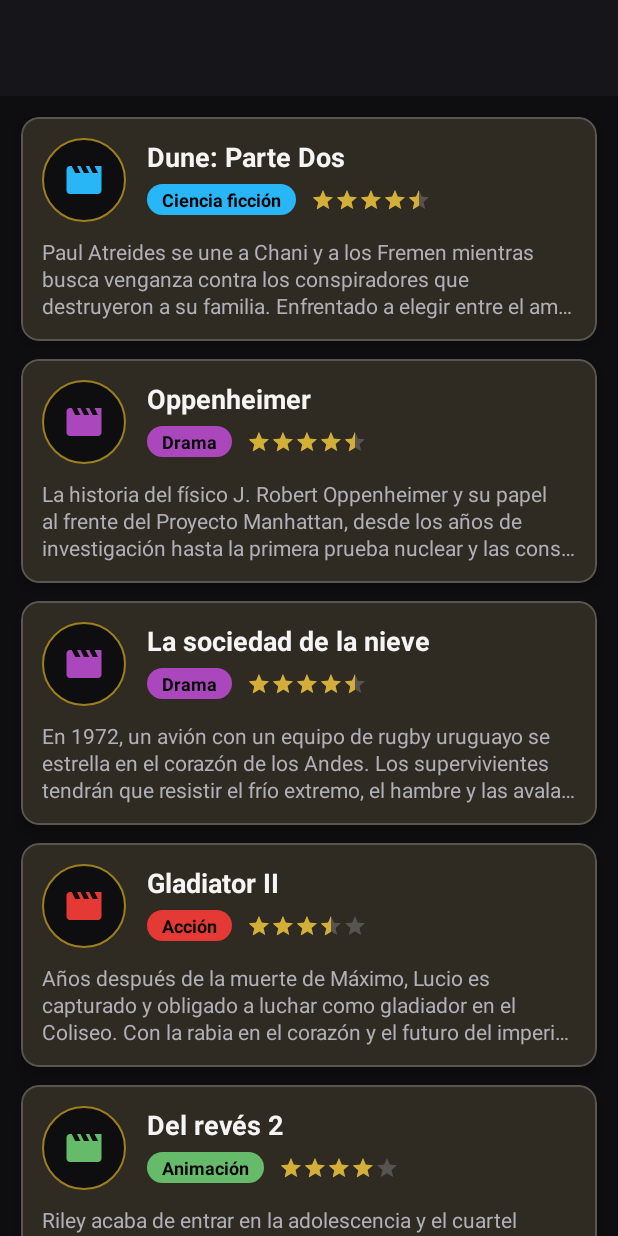
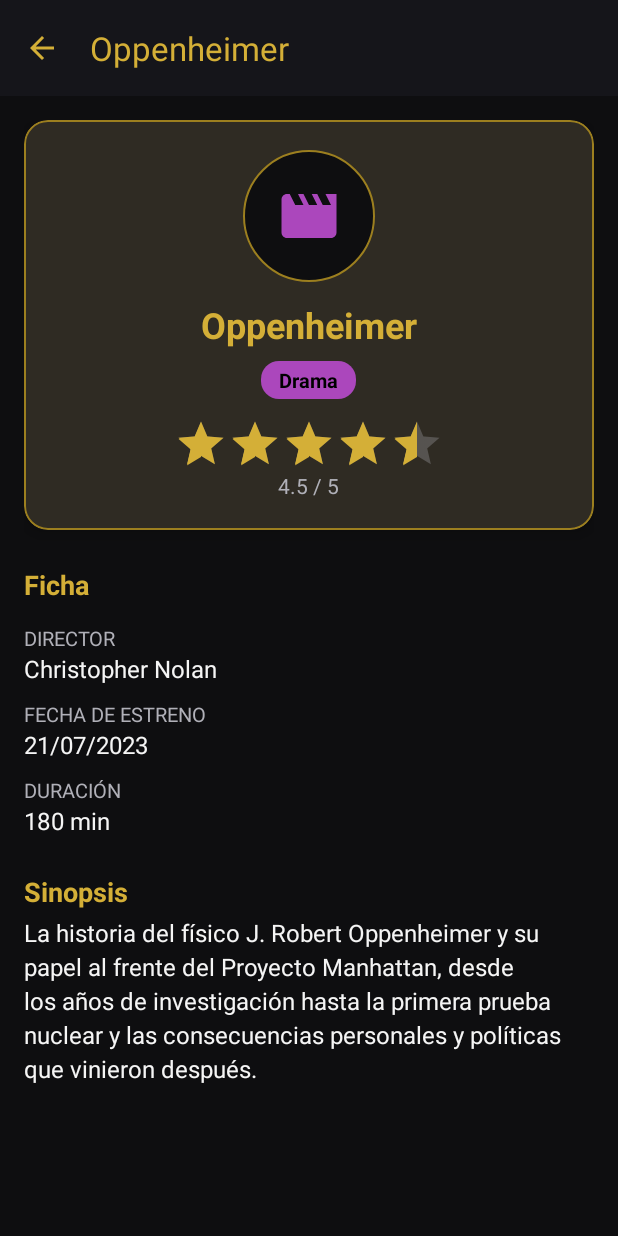
Before and after one commit to carlos55ml/iPelicula, an Android app: the screen it shows after launch (MainActivity before the commit, DetailActivity after it), after a tap on "Oppenheimer", on a phone screen of 412 x 824 dp. Run offline under Robolectric (Android 15) with nearby library versions, the phone set to English and light mode, and no system bars; 1 statement that could not run was skipped.

Commit message:
feat: added DetailActivity with full movie info and back button

```diff
--- a/app/src/main/AndroidManifest.xml
+++ b/app/src/main/AndroidManifest.xml
@@ -21,6 +21,10 @@
                 <category android:name="android.intent.category.LAUNCHER" />
             </intent-filter>
         </activity>
+        <activity
+            android:name=".ui.DetailActivity"
+            android:exported="false"
+            android:parentActivityName=".MainActivity" />
     </application>
 
 </manifest>
--- a/app/src/main/java/dev/carlosmoran/ipeliculas/MainActivity.java
+++ b/app/src/main/java/dev/carlosmoran/ipeliculas/MainActivity.java
@@ -1,5 +1,6 @@
 package dev.carlosmoran.ipeliculas;
 
+import android.content.Intent;
 import android.os.Bundle;
 
 import androidx.recyclerview.widget.LinearLayoutManager;
@@ -8,6 +9,7 @@ import androidx.recyclerview.widget.RecyclerView;
 import dev.carlosmoran.ipeliculas.adapter.MovieAdapter;
 import dev.carlosmoran.ipeliculas.repository.MovieRepository;
 import dev.carlosmoran.ipeliculas.ui.BaseActivity;
+import dev.carlosmoran.ipeliculas.ui.DetailActivity;
 
 /**
  * Pantalla principal: cartelera con las películas en exhibición.
@@ -35,8 +37,11 @@ public class MainActivity extends BaseActivity {
      * Configura el RecyclerView con su LayoutManager y el adapter de películas.
      */
     private void setupMovieList() {
+        // Al pulsar una película se abre su detalle pasando el id por el Intent
         movieAdapter = new MovieAdapter(movieRepository.getAll(), movie -> {
-            // La navegación al detalle se añade con la DetailActivity
+            Intent intent = new Intent(this, DetailActivity.class);
+            intent.putExtra(DetailActivity.EXTRA_MOVIE_ID, movie.getId());
+            startActivity(intent);
         });
         rvMovies.setLayoutManager(new LinearLayoutManager(this));
         rvMovies.setAdapter(movieAdapter);
--- /dev/null
+++ b/app/src/main/java/dev/carlosmoran/ipeliculas/ui/DetailActivity.java
@@ -0,0 +1,94 @@
+package dev.carlosmoran.ipeliculas.ui;
+
+import android.content.res.ColorStateList;
+import android.os.Bundle;
+import android.widget.ImageView;
+import android.widget.RatingBar;
+import android.widget.TextView;
+import android.widget.Toast;
+
+import androidx.core.content.ContextCompat;
+import androidx.core.widget.ImageViewCompat;
+
+import dev.carlosmoran.ipeliculas.R;
+import dev.carlosmoran.ipeliculas.model.Movie;
+import dev.carlosmoran.ipeliculas.repository.MovieRepository;
+
+/**
+ * Detalle de una película: título, género, valoración, director, fecha de estreno,
+ * duración y sinopsis completa. Recibe el id de la película por el Intent.
+ *
+ * @author Carlos Alberto Morán Lozano
+ */
+public class DetailActivity extends BaseActivity {
+
+    /** Clave del extra con el id de la película a mostrar. */
+    public static final String EXTRA_MOVIE_ID = "movieId";
+
+    private ImageView ivIcon;
+    private TextView tvTitle;
+    private TextView tvGenre;
+    private RatingBar rbRating;
+    private TextView tvRating;
+    private TextView tvDirector;
+    private TextView tvReleaseDate;
+    private TextView tvDuration;
+    private TextView tvSynopsis;
+
+    @Override
+    protected void onCreate(Bundle savedInstanceState) {
+        super.onCreate(savedInstanceState);
+        // Con flecha de volver en la toolbar
+        setupScreen(R.layout.activity_detail, R.string.title_detail, true);
+
+        bindViews();
+
+        int movieId = getIntent().getIntExtra(EXTRA_MOVIE_ID, -1);
+        Movie movie = MovieRepository.getInstance().getById(movieId);
+        if (movie == null) {
+            // No debería pasar, pero si llega un id incorrecto se vuelve a la cartelera
+            Toast.makeText(this, R.string.msg_movie_not_found, Toast.LENGTH_SHORT).show();
+            finish();
+            return;
+        }
+        showMovie(movie);
+    }
+
+    // Asignación de las vistas del layout
+    private void bindViews() {
+        ivIcon = findViewById(R.id.ivDetailIcon);
+        tvTitle = findViewById(R.id.tvDetailTitle);
+        tvGenre = findViewById(R.id.tvDetailGenre);
+        rbRating = findViewById(R.id.rbDetailRating);
+        tvRating = findViewById(R.id.tvDetailRating);
+        tvDirector = findViewById(R.id.tvDetailDirector);
+        tvReleaseDate = findViewById(R.id.tvDetailReleaseDate);
+        tvDuration = findViewById(R.id.tvDetailDuration);
+        tvSynopsis = findViewById(R.id.tvDetailSynopsis);
+    }
+
+    /**
+     * Rellena la pantalla con los datos de la película.
+     *
+     * @param movie película a mostrar
+     */
+    private void showMovie(Movie movie) {
+        int genreColor = ContextCompat.getColor(this, movie.getGenre().getColorRes());
+
+        // El título de la toolbar pasa a ser el de la película
+        if (getSupportActionBar() != null) getSupportActionBar().setTitle(movie.getTitle());
+
+        tvTitle.setText(movie.getTitle());
+        tvGenre.setText(movie.getGenre().getLabelRes());
+        tvGenre.setBackgroundTintList(ColorStateList.valueOf(genreColor));
+        ImageViewCompat.setImageTintList(ivIcon, ColorStateList.valueOf(genreColor));
+
+        rbRating.setRating(movie.getRating());
+        tvRating.setText(getString(R.string.detail_rating_value, movie.getRating()));
+
+        tvDirector.setText(movie.getDirector());
+        tvReleaseDate.setText(movie.getReleaseDate());
+        tvDuration.setText(getString(R.string.detail_duration_value, movie.getDurationMinutes()));
+        tvSynopsis.setText(movie.getSynopsis());
+    }
+}
--- /dev/null
+++ b/app/src/main/res/layout/activity_detail.xml
@@ -0,0 +1,167 @@
+<?xml version="1.0" encoding="utf-8"?>
+<!-- Detalle de una película: cabecera con título, género y valoración, datos y sinopsis completa -->
+<LinearLayout xmlns:android="http://schemas.android.com/apk/res/android"
+    xmlns:app="http://schemas.android.com/apk/res-auto"
+    xmlns:tools="http://schemas.android.com/tools"
+    android:id="@+id/main"
+    android:layout_width="match_parent"
+    android:layout_height="match_parent"
+    android:background="@color/background"
+    android:orientation="vertical"
+    tools:context=".ui.DetailActivity">
+
+    <include layout="@layout/toolbar" />
+
+    <androidx.core.widget.NestedScrollView
+        android:layout_width="match_parent"
+        android:layout_height="match_parent"
+        android:fillViewport="true">
+
+        <LinearLayout
+            android:layout_width="match_parent"
+            android:layout_height="wrap_content"
+            android:orientation="vertical"
+            android:padding="16dp">
+
+            <!-- Cabecera -->
+            <com.google.android.material.card.MaterialCardView
+                android:layout_width="match_parent"
+                android:layout_height="wrap_content"
+                app:cardBackgroundColor="@color/surface"
+                app:cardCornerRadius="16dp"
+                app:cardElevation="6dp"
+                app:strokeColor="@color/gold_dark"
+                app:strokeWidth="1dp">
+
+                <LinearLayout
+                    android:layout_width="match_parent"
+                    android:layout_height="wrap_content"
+                    android:gravity="center_horizontal"
+                    android:orientation="vertical"
+                    android:padding="20dp">
+
+                    <ImageView
+                        android:id="@+id/ivDetailIcon"
+                        android:layout_width="88dp"
+                        android:layout_height="88dp"
+                        android:background="@drawable/bg_movie_icon"
+                        android:contentDescription="@null"
+                        android:padding="22dp"
+                        android:src="@drawable/ic_movie" />
+
+                    <TextView
+                        android:id="@+id/tvDetailTitle"
+                        android:layout_width="match_parent"
+                        android:layout_height="wrap_content"
+                        android:layout_marginTop="12dp"
+                        android:gravity="center"
+                        android:textColor="@color/gold"
+                        android:textSize="24sp"
+                        android:textStyle="bold"
+                        tools:text="Dune: Parte Dos" />
+
+                    <TextView
+                        android:id="@+id/tvDetailGenre"
+                        android:layout_width="wrap_content"
+                        android:layout_height="wrap_content"
+                        android:layout_marginTop="8dp"
+                        android:background="@drawable/bg_genre_tag"
+                        android:paddingStart="12dp"
+                        android:paddingTop="3dp"
+                        android:paddingEnd="12dp"
+                        android:paddingBottom="3dp"
+                        android:textColor="@color/black"
+                        android:textSize="13sp"
+                        android:textStyle="bold"
+                        tools:backgroundTint="@color/genre_sci_fi"
+                        tools:text="Ciencia ficción" />
+
+                    <RatingBar
+                        android:id="@+id/rbDetailRating"
+                        style="@style/Widget.AppCompat.RatingBar.Indicator"
+                        android:layout_width="wrap_content"
+                        android:layout_height="wrap_content"
+                        android:layout_marginTop="12dp"
+                        android:isIndicator="true"
+                        android:numStars="5"
+                        android:progressBackgroundTint="@color/text_secondary"
+                        android:progressTint="@color/gold"
+                        android:secondaryProgressTint="@color/gold"
+                        android:stepSize="0.5"
+                        tools:rating="4.5" />
+
+                    <TextView
+                        android:id="@+id/tvDetailRating"
+                        android:layout_width="wrap_content"
+                        android:layout_height="wrap_content"
+                        android:textColor="@color/text_secondary"
+                        android:textSize="14sp"
+                        tools:text="4,5 / 5" />
+                </LinearLayout>
+            </com.google.android.material.card.MaterialCardView>
+
+            <!-- Datos -->
+            <TextView
+                style="@style/TextAppearance.IPeliculas.SectionTitle"
+                android:layout_width="match_parent"
+                android:layout_height="wrap_content"
+                android:text="@string/detail_info" />
+
+            <TextView
+                style="@style/TextAppearance.IPeliculas.Label"
+                android:layout_width="match_parent"
+                android:layout_height="wrap_content"
+                android:text="@string/detail_director" />
+
+            <TextView
+                android:id="@+id/tvDetailDirector"
+                style="@style/TextAppearance.IPeliculas.Value"
+                android:layout_width="match_parent"
+                android:layout_height="wrap_content"
+                tools:text="Denis Villeneuve" />
+
+            <TextView
+                style="@style/TextAppearance.IPeliculas.Label"
+                android:layout_width="match_parent"
+                android:layout_height="wrap_content"
+                android:text="@string/detail_release_date" />
+
+            <TextView
+                android:id="@+id/tvDetailReleaseDate"
+                style="@style/TextAppearance.IPeliculas.Value"
+                android:layout_width="match_parent"
+                android:layout_height="wrap_content"
+                tools:text="01/03/2024" />
+
+            <TextView
+                style="@style/TextAppearance.IPeliculas.Label"
+                android:layout_width="match_parent"
+                android:layout_height="wrap_content"
+                android:text="@string/detail_duration" />
+
+            <TextView
+                android:id="@+id/tvDetailDuration"
+                style="@style/TextAppearance.IPeliculas.Value"
+                android:layout_width="match_parent"
+                android:layout_height="wrap_content"
+                tools:text="166 min" />
+
+            <!-- Sinopsis completa -->
+            <TextView
+                style="@style/TextAppearance.IPeliculas.SectionTitle"
+                android:layout_width="match_parent"
+                android:layout_height="wrap_content"
+                android:text="@string/detail_synopsis" />
+
+            <TextView
+                android:id="@+id/tvDetailSynopsis"
+                android:layout_width="match_parent"
+                android:layout_height="wrap_content"
+                android:lineSpacingExtra="4dp"
+                android:textColor="@color/text_primary"
+                android:textSize="16sp"
+                tools:text="Paul Atreides se une a Chani y a los Fremen..." />
+        </LinearLayout>
+    </androidx.core.widget.NestedScrollView>
+
+</LinearLayout>
--- a/app/src/main/res/values/strings.xml
+++ b/app/src/main/res/values/strings.xml
@@ -5,6 +5,16 @@
     <string name="title_main">Cartelera de Cine</string>
     <string name="title_detail">Detalle</string>
     <string name="title_about">Acerca de</string>
+
+    <!-- Detalle -->
+    <string name="detail_info">Ficha</string>
+    <string name="detail_director">Director</string>
+    <string name="detail_release_date">Fecha de estreno</string>
+    <string name="detail_duration">Duración</string>
+    <string name="detail_synopsis">Sinopsis</string>
+    <string name="detail_rating_value">%1$.1f / 5</string>
+    <string name="detail_duration_value">%1$d min</string>
+    <string name="msg_movie_not_found">No se ha encontrado la película</string>
 
     <!-- Géneros (MovieGenre) -->
     <string name="genre_action">Acción</string>
--- a/app/src/main/res/values/themes.xml
+++ b/app/src/main/res/values/themes.xml
@@ -16,9 +16,24 @@
 
     <style name="Theme.IPeliculas" parent="Base.Theme.IPeliculas" />
 
-    <!-- Estrellas doradas de solo lectura para las RatingBar -->
-    <style name="Widget.IPeliculas.RatingBar" parent="Widget.AppCompat.RatingBar.Small">
-        <item name="colorControlActivated">@color/gold</item>
-        <item name="colorControlNormal">@color/text_secondary</item>
+    <!-- Textos de la pantalla de detalle -->
+    <style name="TextAppearance.IPeliculas.SectionTitle" parent="">
+        <item name="android:layout_marginTop">24dp</item>
+        <item name="android:layout_marginBottom">4dp</item>
+        <item name="android:textColor">@color/gold</item>
+        <item name="android:textSize">18sp</item>
+        <item name="android:textStyle">bold</item>
+    </style>
+
+    <style name="TextAppearance.IPeliculas.Label" parent="">
+        <item name="android:layout_marginTop">10dp</item>
+        <item name="android:textColor">@color/text_secondary</item>
+        <item name="android:textSize">13sp</item>
+        <item name="android:textAllCaps">true</item>
+    </style>
+
+    <style name="TextAppearance.IPeliculas.Value" parent="">
+        <item name="android:textColor">@color/text_primary</item>
+        <item name="android:textSize">16sp</item>
     </style>
 </resources>
```
